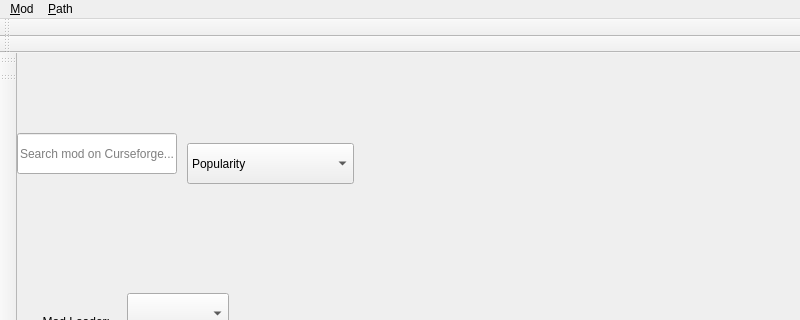
The window that src/ui/curseforge/curseforgemodbrowser.ui (kaniol-lck/modmanager) describes before a commit, drawn with Qt 5; both pictures show x 0 to 800 and y 0 to 320 of the 800 by 600 pixel window.
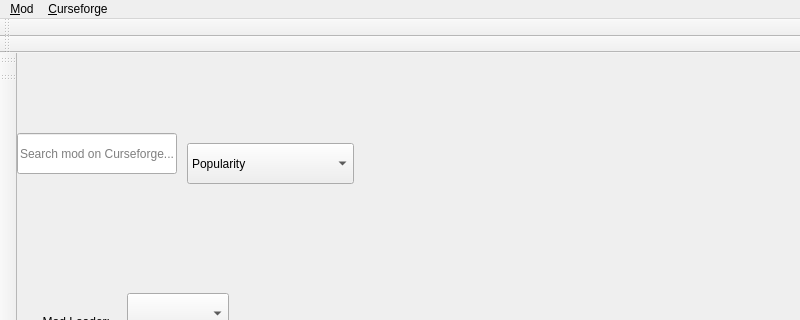
The same window after the commit. Icons and pictures are not drawn. Custom widgets are drawn as their Qt base class.

Commit message: merge menu bar

The edit to the form file:
```diff
--- a/src/ui/curseforge/curseforgemodbrowser.ui
+++ b/src/ui/curseforge/curseforgemodbrowser.ui
@@ -146,7 +146,7 @@
      <x>0</x>
      <y>0</y>
      <width>800</width>
-     <height>31</height>
+     <height>27</height>
     </rect>
    </property>
    <widget class="QMenu" name="menu_Mod">
@@ -167,9 +167,9 @@
     <addaction name="actionOpen_Website_Link"/>
     <addaction name="actionCopy_Website_Link"/>
    </widget>
-   <widget class="QMenu" name="menu_Path">
+   <widget class="QMenu" name="menu_Curseforge">
     <property name="title">
-     <string>&amp;Path</string>
+     <string>&amp;Curseforge</string>
     </property>
     <widget class="QMenu" name="menuSelect_Game_Version">
      <property name="title">
@@ -191,7 +191,7 @@
     <addaction name="actionWorld"/>
    </widget>
    <addaction name="menu_Mod"/>
-   <addaction name="menu_Path"/>
+   <addaction name="menu_Curseforge"/>
   </widget>
   <widget class="QToolBar" name="categoryToolBar">
    <property name="windowTitle">
```
The commit also changes 14 other files.
